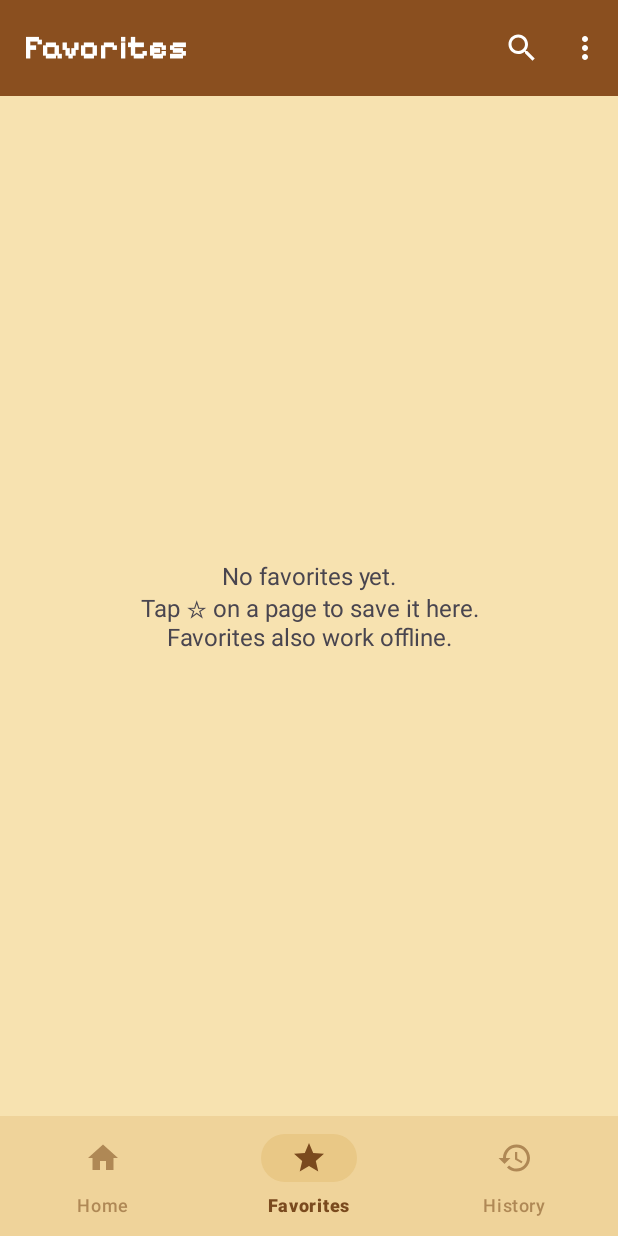
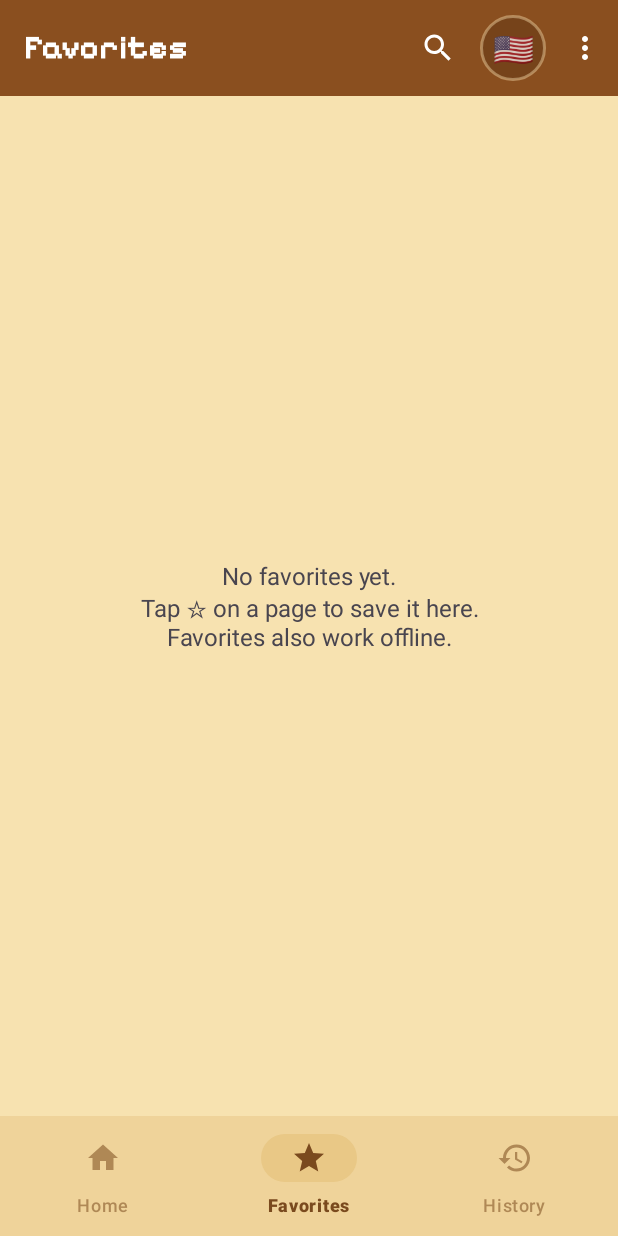
Before and after one commit to mmmartines/stardew-wiki-app, an Android app: the screen it shows after launch (MainActivity), item 2 of the bottom bar chosen, on a phone screen of 412 x 824 dp. Run offline under Robolectric (Android 15) with nearby library versions, the phone set to English and light mode, and no system bars; pictures from the network do not load; 1 statement that could not run was skipped.

Commit message:
Diálogos no tema do app e seletor de idioma com bandeiras na barra superior
Co-Authored-By: Claude Opus 5.5 <noreply@anthropic.com>
Claude-Session: https://claude.ai/code/session_012EuzNX6dn3cDwV3w9b1dM8

```diff
--- a/app/build.gradle.kts
+++ b/app/build.gradle.kts
@@ -24,8 +24,8 @@ android {
         applicationId = "io.github.mmmartines.guiadovale"
         minSdk = 21 // Android 5.0+: inclui aparelhos antigos ainda muito usados
         targetSdk = 36
-        versionCode = 5
-        versionName = "1.4.0"
+        versionCode = 6
+        versionName = "1.4.1"
         vectorDrawables.useSupportLibrary = true
         buildConfigField("boolean", "GAME_ICONS", gameIcons.toString())
     }
--- a/app/src/main/java/com/stardew/wikipt/ArticleActivity.kt
+++ b/app/src/main/java/com/stardew/wikipt/ArticleActivity.kt
@@ -337,7 +337,7 @@ class ArticleActivity : AppCompatActivity() {
         val secs = page?.sections.orEmpty()
         if (secs.isEmpty()) return
         val labels = secs.map { "    ".repeat((it.level - 1).coerceAtLeast(0)) + it.line }.toTypedArray()
-        MaterialAlertDialogBuilder(this)
+        wikiDialog()
             .setTitle(R.string.sections)
             .setItems(labels) { _, i -> scrollToAnchor(secs[i].anchor) }
             .show()
@@ -353,7 +353,7 @@ class ArticleActivity : AppCompatActivity() {
             setPadding(pad, pad / 2, pad, 0)
             addView(input)
         }
-        MaterialAlertDialogBuilder(this)
+        wikiDialog()
             .setTitle(R.string.find_in_page)
             .setView(box)
             .setPositiveButton(R.string.find_go) { _, _ ->
@@ -383,7 +383,7 @@ class ArticleActivity : AppCompatActivity() {
         val labels = arrayOf(getString(R.string.size_small), getString(R.string.size_normal),
             getString(R.string.size_large), getString(R.string.size_xlarge))
         val cur = values.indexOf(store.textZoom).coerceAtLeast(0)
-        MaterialAlertDialogBuilder(this)
+        wikiDialog()
             .setTitle(R.string.text_size)
             .setSingleChoiceItems(labels, cur) { d, i ->
                 store.textZoom = values[i]
--- a/app/src/main/java/com/stardew/wikipt/Lang.kt
+++ b/app/src/main/java/com/stardew/wikipt/Lang.kt
@@ -7,22 +7,22 @@ import java.util.Locale
 
 /** Idiomas da Stardew Valley Wiki e o idioma escolhido no app. */
 object Lang {
-    data class Wiki(val code: String, val name: String)
+    data class Wiki(val code: String, val name: String, val flag: String)
 
     /** Mesmos idiomas oferecidos pela wiki na web. */
     val all = listOf(
-        Wiki("pt", "Português"),
-        Wiki("en", "English"),
-        Wiki("es", "Español"),
-        Wiki("fr", "Français"),
-        Wiki("de", "Deutsch"),
-        Wiki("it", "Italiano"),
-        Wiki("hu", "Magyar"),
-        Wiki("ru", "Русский"),
-        Wiki("tr", "Türkçe"),
-        Wiki("ja", "日本語"),
-        Wiki("ko", "한국어"),
-        Wiki("zh", "中文"),
+        Wiki("pt", "Português", "🇧🇷"),
+        Wiki("en", "English", "🇺🇸"),
+        Wiki("es", "Español", "🇪🇸"),
+        Wiki("fr", "Français", "🇫🇷"),
+        Wiki("de", "Deutsch", "🇩🇪"),
+        Wiki("it", "Italiano", "🇮🇹"),
+        Wiki("hu", "Magyar", "🇭🇺"),
+        Wiki("ru", "Русский", "🇷🇺"),
+        Wiki("tr", "Türkçe", "🇹🇷"),
+        Wiki("ja", "日本語", "🇯🇵"),
+        Wiki("ko", "한국어", "🇰🇷"),
+        Wiki("zh", "中文", "🇨🇳"),
     )
 
     private const val PREFS = "wiki"
@@ -56,5 +56,7 @@ object Lang {
         AppCompatDelegate.setApplicationLocales(LocaleListCompat.forLanguageTags(c))
     }
 
+    fun current() = all[index()]
+
     fun index(c: String = code) = all.indexOfFirst { it.code == c }.coerceAtLeast(0)
 }
--- a/app/src/main/java/com/stardew/wikipt/MainActivity.kt
+++ b/app/src/main/java/com/stardew/wikipt/MainActivity.kt
@@ -69,12 +69,26 @@ class MainActivity : AppCompatActivity() {
     }
 
     private fun chooseLanguage(cancelable: Boolean, then: (() -> Unit)? = null) {
-        val names = Lang.all.map { it.name }.toTypedArray()
-        MaterialAlertDialogBuilder(this)
+        val selected = Lang.code
+        val adapter = object : android.widget.BaseAdapter() {
+            override fun getCount() = Lang.all.size
+            override fun getItem(i: Int) = Lang.all[i]
+            override fun getItemId(i: Int) = i.toLong()
+            override fun getView(i: Int, convert: View?, parent: android.view.ViewGroup): View {
+                val v = convert ?: layoutInflater.inflate(R.layout.item_lang, parent, false)
+                val w = Lang.all[i]
+                v.findViewById<TextView>(R.id.flag).text = w.flag
+                v.findViewById<TextView>(R.id.name).text = w.name
+                v.findViewById<View>(R.id.check).visibility = if (w.code == selected) View.VISIBLE else View.INVISIBLE
+                return v
+            }
+        }
+        wikiDialog()
             .setTitle(R.string.choose_language)
             .setCancelable(cancelable)
-            .setSingleChoiceItems(names, Lang.index()) { d, i ->
+            .setAdapter(adapter) { d, i ->
                 d.dismiss()
+                if (Lang.all[i].code == selected && then == null) return@setAdapter
                 val chosen = Lang.all[i].code
                 if (then != null) getSharedPreferences("wiki", MODE_PRIVATE).edit().putBoolean("pending_welcome", true).apply()
                 Lang.set(this, chosen) // pode recriar a tela no novo idioma
@@ -82,6 +96,7 @@ class MainActivity : AppCompatActivity() {
                 handler.postDelayed({
                     if (isFinishing || isDestroyed) return@postDelayed
                     homeKey = ""
+                    invalidateOptionsMenu()
                     if (!searching) showTab(bottomNav.selectedItemId)
                     if (getSharedPreferences("wiki", MODE_PRIVATE).getBoolean("pending_welcome", false)) welcome()
                 }, 500)
@@ -100,7 +115,7 @@ class MainActivity : AppCompatActivity() {
 
     private fun welcome() {
         getSharedPreferences("wiki", MODE_PRIVATE).edit().putBoolean("pending_welcome", false).apply()
-        MaterialAlertDialogBuilder(this)
+        wikiDialog()
             .setTitle(R.string.welcome_title)
             .setMessage(R.string.welcome_text)
             .setCancelable(false)
@@ -130,7 +145,7 @@ class MainActivity : AppCompatActivity() {
             }
             else -> {
                 supportActionBar?.title = getString(R.string.app_name)
-                supportActionBar?.subtitle = Lang.all[Lang.index()].name
+                supportActionBar?.subtitle = getString(R.string.unofficial_tag)
                 renderHome()
             }
         }
@@ -146,7 +161,7 @@ class MainActivity : AppCompatActivity() {
     }
 
     private fun confirmRemove(t: String, fav: Boolean) {
-        MaterialAlertDialogBuilder(this)
+        wikiDialog()
             .setTitle(t)
             .setMessage(if (fav) R.string.remove_fav_q else R.string.remove_hist_q)
             .setPositiveButton(R.string.remove) { _, _ ->
@@ -214,6 +229,12 @@ class MainActivity : AppCompatActivity() {
 
     override fun onCreateOptionsMenu(menu: Menu): Boolean {
         menuInflater.inflate(R.menu.main_menu, menu)
+        menu.findItem(R.id.action_language)?.actionView?.findViewById<TextView>(R.id.flag_button)?.apply {
+            text = Lang.current().flag
+            contentDescription = getString(R.string.language) + ": " + Lang.current().name
+            androidx.appcompat.widget.TooltipCompat.setTooltipText(this, contentDescription)
+            setOnClickListener { chooseLanguage(cancelable = true) }
+        }
         val item = menu.findItem(R.id.action_search)
         searchItem = item
         val sv = item.actionView as SearchView
@@ -316,7 +337,7 @@ class MainActivity : AppCompatActivity() {
         when (item.itemId) {
             R.id.action_language -> chooseLanguage(cancelable = true)
 
-            R.id.action_clear_history -> MaterialAlertDialogBuilder(this)
+            R.id.action_clear_history -> wikiDialog()
                 .setMessage(R.string.clear_history_q)
                 .setPositiveButton(R.string.delete) { _, _ ->
                     store.clearHistory()
@@ -327,7 +348,7 @@ class MainActivity : AppCompatActivity() {
 
             R.id.action_clear_cache -> {
                 val mb = store.cacheBytes() / 1048576.0
-                MaterialAlertDialogBuilder(this)
+                wikiDialog()
                     .setTitle(R.string.offline_pages)
                     .setMessage(getString(R.string.offline_pages_fmt, store.cacheCount(), mb))
                     .setPositiveButton(R.string.delete) { _, _ -> store.clearCache(); toast(getString(R.string.cache_cleared)) }
--- a/app/src/main/java/com/stardew/wikipt/Util.kt
+++ b/app/src/main/java/com/stardew/wikipt/Util.kt
@@ -48,3 +48,8 @@ fun AppCompatActivity.applyInsets(top: android.view.View, bottom: android.view.V
         insets
     }
 }
+
+/** Janela de diálogo no tema do app (pergaminho com moldura de madeira). */
+fun android.content.Context.wikiDialog(): com.google.android.material.dialog.MaterialAlertDialogBuilder =
+    com.google.android.material.dialog.MaterialAlertDialogBuilder(this)
+        .setBackground(androidx.core.content.ContextCompat.getDrawable(this, R.drawable.dialog_bg))
--- /dev/null
+++ b/app/src/main/res/drawable/dialog_bg.xml
@@ -0,0 +1,24 @@
+<?xml version="1.0" encoding="utf-8"?>
+<layer-list xmlns:android="http://schemas.android.com/apk/res/android">
+    <!-- moldura externa de madeira escura -->
+    <item>
+        <shape android:shape="rectangle">
+            <corners android:radius="10dp" />
+            <solid android:color="@color/wood_dark" />
+        </shape>
+    </item>
+    <!-- borda de madeira clara -->
+    <item android:left="4dp" android:top="4dp" android:right="4dp" android:bottom="4dp">
+        <shape android:shape="rectangle">
+            <corners android:radius="7dp" />
+            <solid android:color="@color/wood" />
+        </shape>
+    </item>
+    <!-- pergaminho -->
+    <item android:left="7dp" android:top="7dp" android:right="7dp" android:bottom="7dp">
+        <shape android:shape="rectangle">
+            <corners android:radius="5dp" />
+            <solid android:color="@color/parchment" />
+        </shape>
+    </item>
+</layer-list>
--- /dev/null
+++ b/app/src/main/res/drawable/flag_bg.xml
@@ -0,0 +1,9 @@
+<?xml version="1.0" encoding="utf-8"?>
+<ripple xmlns:android="http://schemas.android.com/apk/res/android" android:color="#40FFFFFF">
+    <item>
+        <shape android:shape="oval">
+            <solid android:color="#26000000" />
+            <stroke android:width="2dp" android:color="#66FFE9B8" />
+        </shape>
+    </item>
+</ripple>
--- /dev/null
+++ b/app/src/main/res/drawable/ic_check.xml
@@ -0,0 +1,6 @@
+<?xml version="1.0" encoding="utf-8"?>
+<vector xmlns:android="http://schemas.android.com/apk/res/android"
+    android:width="24dp" android:height="24dp"
+    android:viewportWidth="24" android:viewportHeight="24">
+    <path android:fillColor="#FFFFFF" android:pathData="M9,16.17L4.83,12l-1.42,1.41L9,19 21,7l-1.41,-1.41z"/>
+</vector>
--- /dev/null
+++ b/app/src/main/res/layout/menu_flag.xml
@@ -0,0 +1,16 @@
+<?xml version="1.0" encoding="utf-8"?>
+<FrameLayout xmlns:android="http://schemas.android.com/apk/res/android"
+    android:layout_width="wrap_content"
+    android:layout_height="match_parent"
+    android:paddingStart="4dp"
+    android:paddingEnd="8dp">
+
+    <TextView
+        android:id="@+id/flag_button"
+        android:layout_width="44dp"
+        android:layout_height="44dp"
+        android:layout_gravity="center"
+        android:background="@drawable/flag_bg"
+        android:gravity="center"
+        android:textSize="22sp" />
+</FrameLayout>
--- a/app/src/main/res/menu/main_menu.xml
+++ b/app/src/main/res/menu/main_menu.xml
@@ -7,7 +7,11 @@
         android:title="@string/search_hint"
         app:actionViewClass="androidx.appcompat.widget.SearchView"
         app:showAsAction="always|collapseActionView" />
-    <item android:id="@+id/action_language" android:title="@string/language" app:showAsAction="never" />
+    <item
+        android:id="@+id/action_language"
+        android:title="@string/language"
+        app:actionLayout="@layout/menu_flag"
+        app:showAsAction="always" />
     <item android:id="@+id/action_clear_history" android:title="@string/clear_history" app:showAsAction="never" />
     <item android:id="@+id/action_clear_cache" android:title="@string/offline_pages" app:showAsAction="never" />
     <item android:id="@+id/action_about" android:title="@string/about" app:showAsAction="never" />
--- a/app/src/main/res/values-night/colors.xml
+++ b/app/src/main/res/values-night/colors.xml
@@ -10,4 +10,5 @@
     <color name="nav_item">#E7C27F</color>
     <color name="row_fill">#2A2017</color>
     <color name="row_edge">#5A4127</color>
+    <color name="wood_text">#E7B77A</color>
 </resources>
--- a/app/src/main/res/values/colors.xml
+++ b/app/src/main/res/values/colors.xml
@@ -11,4 +11,5 @@
     <color name="nav_item">#7A4A1E</color>
     <color name="row_fill">#FFF1CC</color>
     <color name="row_edge">#C98F45</color>
+    <color name="wood_text">#8A4F1F</color>
 </resources>
--- a/app/src/main/res/values/themes.xml
+++ b/app/src/main/res/values/themes.xml
@@ -16,6 +16,7 @@
         <item name="android:textColorPrimary">@color/ink</item>
         <item name="android:statusBarColor">@color/wood_dark</item>
         <item name="android:navigationBarColor">@color/nav_bg</item>
+        <item name="materialAlertDialogTheme">@style/ThemeOverlay.Wiki.Dialog</item>
     </style>
     <style name="Theme.StardewWiki" parent="Base.StardewWiki" />
 
@@ -26,4 +27,39 @@
         <item name="fontFamily">@font/pixel</item>
         <item name="android:fontFamily">@font/pixel</item>
     </style>
+
+    <!-- Janelas de diálogo: pergaminho com moldura de madeira, títulos e botões na fonte pixelada -->
+    <style name="ThemeOverlay.Wiki.Dialog" parent="ThemeOverlay.Material3.MaterialAlertDialog">
+        <item name="colorSurface">@color/parchment</item>
+        <item name="colorSurfaceContainerHigh">@color/parchment</item>
+        <item name="colorOnSurface">@color/ink</item>
+        <item name="colorOnSurfaceVariant">@color/ink</item>
+        <item name="colorPrimary">@color/wood_text</item>
+        <item name="colorControlActivated">@color/wood_text</item>
+        <item name="android:textColorPrimary">@color/ink</item>
+        <item name="android:textColorSecondary">@color/ink</item>
+        <item name="materialAlertDialogTitleTextStyle">@style/Wiki.Dialog.Title</item>
+        <item name="materialAlertDialogBodyTextStyle">@style/Wiki.Dialog.Body</item>
+        <item name="buttonBarPositiveButtonStyle">@style/Wiki.Dialog.Button</item>
+        <item name="buttonBarNegativeButtonStyle">@style/Wiki.Dialog.Button</item>
+        <item name="buttonBarNeutralButtonStyle">@style/Wiki.Dialog.Button</item>
+    </style>
+    <style name="Wiki.Dialog.Title" parent="MaterialAlertDialog.Material3.Title.Text">
+        <item name="fontFamily">@font/pixel</item>
+        <item name="android:fontFamily">@font/pixel</item>
+        <item name="android:textColor">@color/wood_text</item>
+        <item name="android:textSize">22sp</item>
+    </style>
+    <style name="Wiki.Dialog.Body" parent="MaterialAlertDialog.Material3.Body.Text">
+        <item name="android:textColor">@color/ink</item>
+        <item name="android:textSize">15sp</item>
+        <item name="android:lineSpacingMultiplier">1.15</item>
+    </style>
+    <style name="Wiki.Dialog.Button" parent="Widget.Material3.Button.TextButton.Dialog">
+        <item name="fontFamily">@font/pixel</item>
+        <item name="android:fontFamily">@font/pixel</item>
+        <item name="android:textColor">@color/wood_text</item>
+        <item name="android:textSize">16sp</item>
+        <item name="android:textAllCaps">false</item>
+    </style>
 </resources>
```
Also changed, not shown: app/src/main/res/layout/item_lang.xml (added, +36 -0 lines).
